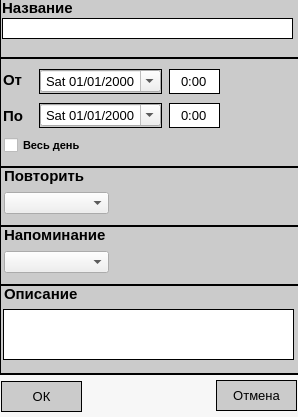
First picture: the form in addnewtask.ui, repository Normandez/ToDoList, before the edit.
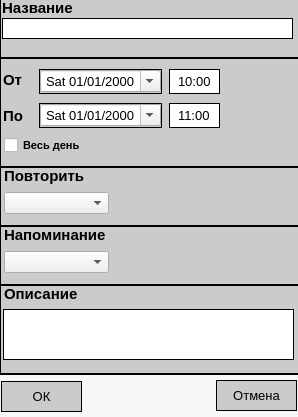
Second picture: the form after the edit.

Commit message: Интерфейс -- реализована и протестена основа макета. Алгоритмы -- реализована базовый, для тестов, обмен данными между формами и их структура в классе формы. Пункты -- 1,2,3(+/-).

```diff
--- a/addnewtask.ui
+++ b/addnewtask.ui
@@ -146,6 +146,13 @@
     <property name="showGroupSeparator" stdset="0">
      <bool>false</bool>
     </property>
+    <property name="time">
+     <time>
+      <hour>10</hour>
+      <minute>0</minute>
+      <second>0</second>
+     </time>
+    </property>
     <property name="currentSection">
      <enum>QDateTimeEdit::HourSection</enum>
     </property>
@@ -212,6 +219,13 @@
     <property name="showGroupSeparator" stdset="0">
      <bool>false</bool>
     </property>
+    <property name="time">
+     <time>
+      <hour>11</hour>
+      <minute>0</minute>
+      <second>0</second>
+     </time>
+    </property>
     <property name="currentSection">
      <enum>QDateTimeEdit::HourSection</enum>
     </property>
```
Left out of the diff: 3 changed lines with no effect on the pictures. The commit also changes 6 other files.
